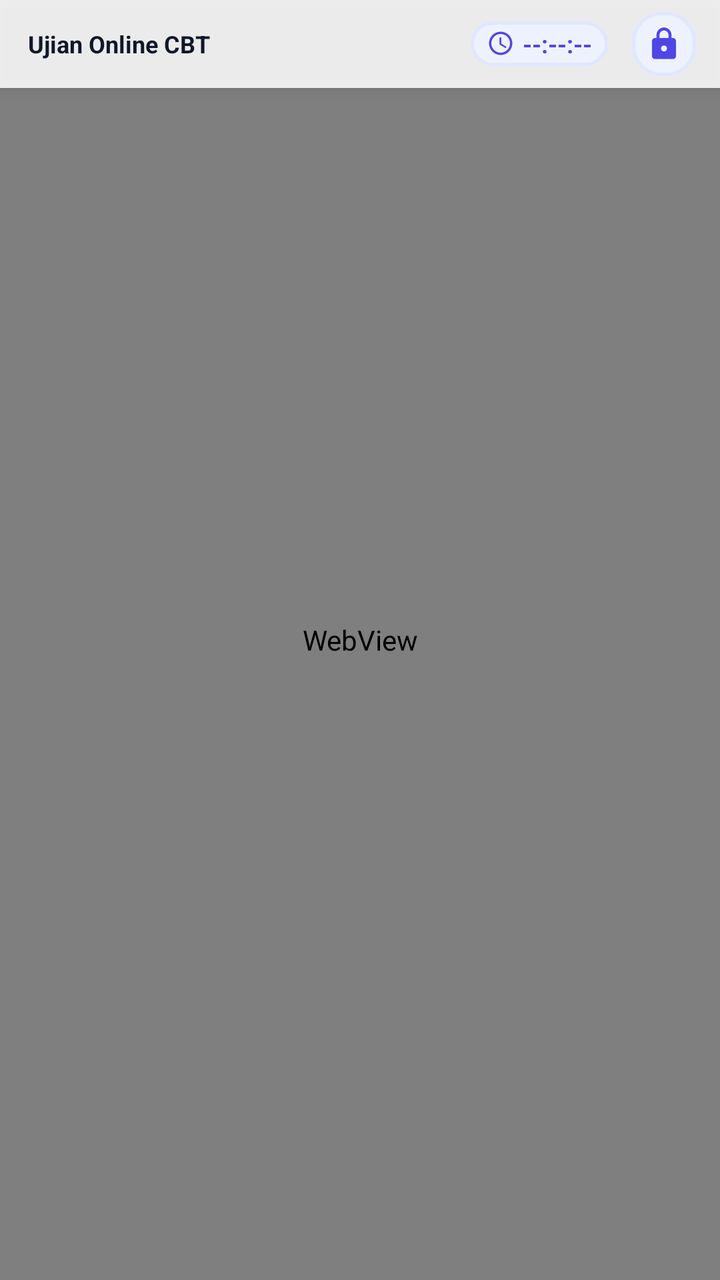
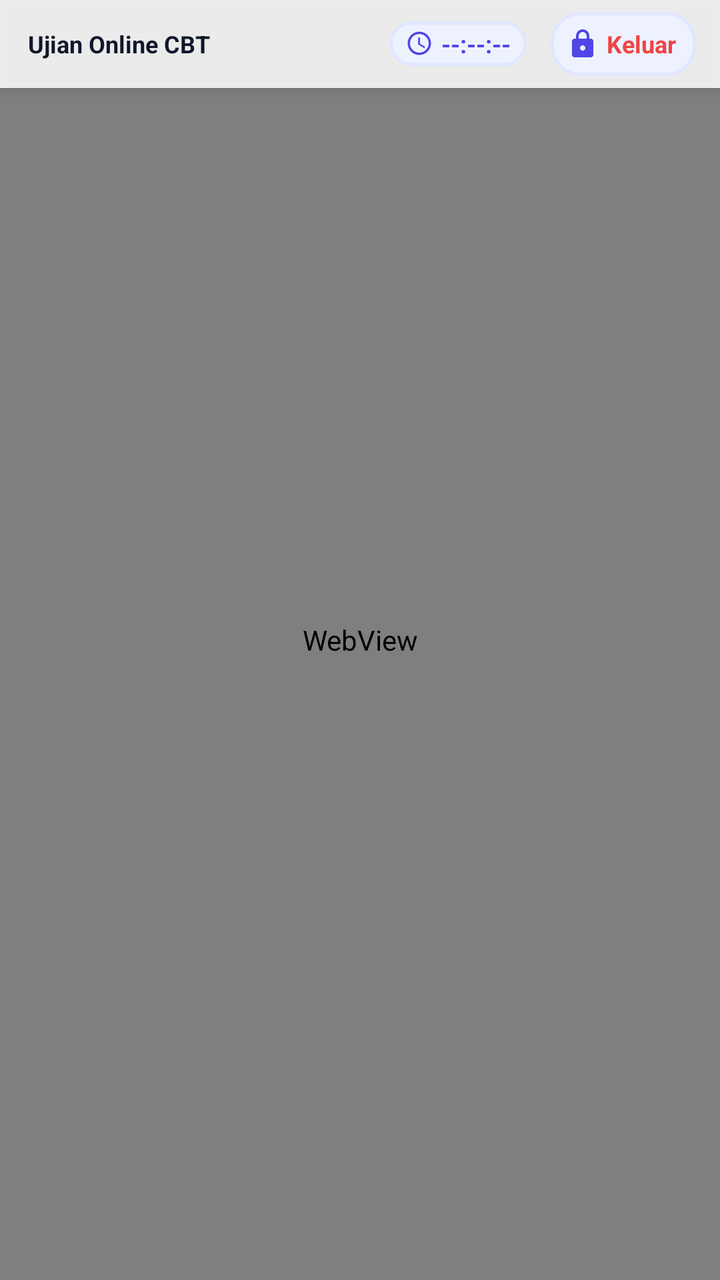

Compare the two renders of this Android layout. The source of the first and the diff that turns it into the second are given below.
<!-- AndroidManifest.xml: activity theme Theme.Examy.ExamFullscreen -->
<!-- res/layout/activity_exam.xml -->
<?xml version="1.0" encoding="utf-8"?>
<FrameLayout xmlns:android="http://schemas.android.com/apk/res/android"
    xmlns:tools="http://schemas.android.com/tools"
    android:id="@+id/rootExamLayout"
    android:layout_width="match_parent"
    android:layout_height="match_parent"
    android:background="@color/surface">

    
    <WebView
        android:id="@+id/examWebView"
        android:layout_width="match_parent"
        android:layout_height="match_parent" />

    
    <ProgressBar
        android:id="@+id/loadingProgressBar"
        style="?android:attr/progressBarStyleHorizontal"
        android:layout_width="match_parent"
        android:layout_height="4dp"
        android:layout_gravity="top"
        android:indeterminate="false"
        android:max="100"
        android:progressDrawable="@drawable/bg_primary_button"
        android:visibility="gone"
        tools:progress="60"
        tools:visibility="visible" />

    
    <LinearLayout
        android:id="@+id/layoutExamHeaderBar"
        android:layout_width="match_parent"
        android:layout_height="wrap_content"
        android:layout_gravity="top"
        android:background="#DDFFFFFF"
        android:elevation="4dp"
        android:gravity="center_vertical"
        android:orientation="horizontal"
        android:paddingStart="14dp"
        android:paddingTop="6dp"
        android:paddingEnd="12dp"
        android:paddingBottom="6dp">

        <TextView
            android:id="@+id/tvExamSubjectTitle"
            android:layout_width="0dp"
            android:layout_height="wrap_content"
            android:layout_weight="1"
            android:ellipsize="end"
            android:maxLines="1"
            android:text="Ujian Online CBT"
            android:textColor="@color/text_primary"
            android:textSize="12sp"
            android:textStyle="bold" />

        
        <LinearLayout
            android:id="@+id/layoutCountdown"
            android:layout_width="wrap_content"
            android:layout_height="wrap_content"
            android:layout_marginEnd="12dp"
            android:background="@drawable/bg_secondary_button"
            android:gravity="center_vertical"
            android:orientation="horizontal"
            android:paddingStart="8dp"
            android:paddingTop="3dp"
            android:paddingEnd="8dp"
            android:paddingBottom="3dp">

            <ImageView
                android:layout_width="14dp"
                android:layout_height="14dp"
                android:layout_marginEnd="4dp"
                android:contentDescription="Timer"
                android:src="@drawable/ic_time" />

            <TextView
                android:id="@+id/tvExamCountdownTimer"
                android:layout_width="wrap_content"
                android:layout_height="wrap_content"
                android:text="--:--:--"
                android:textColor="@color/primary"
                android:textSize="12sp"
                android:textStyle="bold" />
        </LinearLayout>

        
        <FrameLayout
            android:id="@+id/btnProctorUnlock"
            android:layout_width="32dp"
            android:layout_height="32dp"
            android:background="@drawable/bg_secondary_button"
            android:clickable="true"
            android:focusable="true">

            <ImageView
                android:layout_width="18dp"
                android:layout_height="18dp"
                android:layout_gravity="center"
                android:contentDescription="@string/dialog_exit_title"
                android:src="@drawable/ic_lock" />
        </FrameLayout>
    </LinearLayout>

    
    <LinearLayout
        android:id="@+id/bannerOffline"
        android:layout_width="match_parent"
        android:layout_height="wrap_content"
        android:layout_gravity="top"
        android:layout_marginStart="16dp"
        android:layout_marginTop="56dp"
        android:layout_marginEnd="16dp"
        android:background="@drawable/bg_card"
        android:elevation="8dp"
        android:gravity="center_vertical"
        android:orientation="horizontal"
        android:padding="14dp"
        android:visibility="gone"
        tools:visibility="visible">

        <ImageView
            android:layout_width="24dp"
            android:layout_height="24dp"
            android:contentDescription="Offline"
            android:src="@drawable/ic_warning" />

        <LinearLayout
            android:layout_width="0dp"
            android:layout_height="wrap_content"
            android:layout_marginStart="12dp"
            android:layout_weight="1"
            android:orientation="vertical">

            <TextView
                android:layout_width="wrap_content"
                android:layout_height="wrap_content"
                android:text="@string/alert_offline_title"
                android:textColor="@color/danger"
                android:textSize="13sp"
                android:textStyle="bold" />

            <TextView
                android:layout_width="wrap_content"
                android:layout_height="wrap_content"
                android:text="@string/alert_offline_desc"
                android:textColor="@color/text_secondary"
                android:textSize="11sp" />
        </LinearLayout>

        <ImageButton
            android:id="@+id/btnRetryOffline"
            android:layout_width="36dp"
            android:layout_height="36dp"
            android:background="@drawable/bg_secondary_button"
            android:contentDescription="@string/btn_retry_connection"
            android:padding="6dp"
            android:src="@drawable/ic_refresh" />
    </LinearLayout>

    
    <LinearLayout
        android:id="@+id/overlayGracePeriod"
        android:layout_width="match_parent"
        android:layout_height="match_parent"
        android:background="@color/overlay_dim"
        android:clickable="true"
        android:elevation="20dp"
        android:focusable="true"
        android:gravity="center"
        android:orientation="vertical"
        android:padding="32dp"
        android:visibility="gone">

        <LinearLayout
            android:layout_width="match_parent"
            android:layout_height="wrap_content"
            android:background="@drawable/bg_card"
            android:gravity="center"
            android:orientation="vertical"
            android:padding="24dp">

            <ImageView
                android:layout_width="56dp"
                android:layout_height="56dp"
                android:layout_marginBottom="16dp"
                android:contentDescription="Warning"
                android:src="@drawable/ic_warning" />

            <TextView
                android:layout_width="wrap_content"
                android:layout_height="wrap_content"
                android:layout_marginBottom="8dp"
                android:text="@string/alert_grace_title"
                android:textColor="@color/danger"
                android:textSize="20sp"
                android:textStyle="bold" />

            <TextView
                android:id="@+id/tvGraceCountdown"
                android:layout_width="wrap_content"
                android:layout_height="wrap_content"
                android:layout_marginBottom="16dp"
                android:text="Kembali ke ujian dalam 5 detik!"
                android:textAlignment="center"
                android:textColor="@color/text_primary"
                android:textSize="14sp" />

            <Button
                android:id="@+id/btnResumeExam"
                android:layout_width="match_parent"
                android:layout_height="48dp"
                android:background="@drawable/bg_primary_button"
                android:text="Lanjutkan Ujian Sekarang"
                android:textAllCaps="false"
                android:textColor="@color/text_on_primary"
                android:textStyle="bold" />
        </LinearLayout>
    </LinearLayout>

    
    <LinearLayout
        android:id="@+id/overlayViolationLocked"
        android:layout_width="match_parent"
        android:layout_height="match_parent"
        android:background="#F0EF4444"
        android:clickable="true"
        android:elevation="30dp"
        android:focusable="true"
        android:gravity="center"
        android:orientation="vertical"
        android:padding="28dp"
        android:visibility="gone"
        tools:visibility="gone">

        <LinearLayout
            android:layout_width="match_parent"
            android:layout_height="wrap_content"
            android:background="@drawable/bg_card"
            android:gravity="center_horizontal"
            android:orientation="vertical"
            android:padding="24dp">

            <ImageView
                android:layout_width="64dp"
                android:layout_height="64dp"
                android:layout_marginBottom="14dp"
                android:contentDescription="Alarm Active"
                android:src="@drawable/ic_alarm" />

            <TextView
                android:layout_width="wrap_content"
                android:layout_height="wrap_content"
                android:layout_marginBottom="6dp"
                android:text="@string/alert_violation_title"
                android:textColor="@color/danger"
                android:textSize="20sp"
                android:textStyle="bold" />

            <TextView
                android:layout_width="wrap_content"
                android:layout_height="wrap_content"
                android:layout_marginBottom="16dp"
                android:text="HP terkunci dan sirene alarm berbunyi karena pelanggaran keamanan! Panggil Pengawas Ruangan untuk membuka kunci."
                android:textAlignment="center"
                android:textColor="@color/text_secondary"
                android:textSize="13sp" />

            <TextView
                android:layout_width="wrap_content"
                android:layout_height="wrap_content"
                android:layout_marginBottom="4dp"
                android:text="PIN Pengawas Ruangan:"
                android:textColor="@color/text_primary"
                android:textSize="13sp"
                android:textStyle="bold" />

            <EditText
                android:id="@+id/etProctorViolationPin"
                android:layout_width="match_parent"
                android:layout_height="50dp"
                android:layout_marginBottom="8dp"
                android:background="@drawable/bg_input_field"
                android:gravity="center"
                android:hint="••••"
                android:importantForAutofill="no"
                android:inputType="numberPassword"
                android:letterSpacing="0.2"
                android:maxLength="8"
                android:paddingStart="14dp"
                android:paddingEnd="14dp"
                android:textColor="@color/text_primary"
                android:textSize="20sp" />

            <TextView
                android:id="@+id/tvViolationPinError"
                android:layout_width="wrap_content"
                android:layout_height="wrap_content"
                android:layout_marginBottom="14dp"
                android:text="PIN Pengawas Salah! Sirene tetap menyala."
                android:textColor="@color/danger"
                android:textSize="12sp"
                android:visibility="gone" />

            <Button
                android:id="@+id/btnUnlockViolation"
                android:layout_width="match_parent"
                android:layout_height="48dp"
                android:background="@drawable/bg_primary_button"
                android:text="@string/btn_stop_alarm"
                android:textAllCaps="false"
                android:textColor="@color/text_on_primary"
                android:textSize="14sp"
                android:textStyle="bold" />
        </LinearLayout>
    </LinearLayout>

    
    <LinearLayout
        android:id="@+id/overlayVolumeBlocked"
        android:layout_width="match_parent"
        android:layout_height="match_parent"
        android:background="@color/overlay_dim"
        android:clickable="true"
        android:elevation="25dp"
        android:focusable="true"
        android:gravity="center"
        android:orientation="vertical"
        android:padding="28dp"
        android:visibility="gone">

        <LinearLayout
            android:layout_width="match_parent"
            android:layout_height="wrap_content"
            android:background="@drawable/bg_card"
            android:gravity="center"
            android:orientation="vertical"
            android:padding="24dp">

            <ImageView
                android:layout_width="54dp"
                android:layout_height="54dp"
                android:layout_marginBottom="12dp"
                android:contentDescription="Volume Low"
                android:src="@drawable/ic_volume" />

            <TextView
                android:layout_width="wrap_content"
                android:layout_height="wrap_content"
                android:layout_marginBottom="6dp"
                android:text="Volume HP Di Bawah 80%!"
                android:textColor="@color/danger"
                android:textSize="18sp"
                android:textStyle="bold" />

            <TextView
                android:id="@+id/tvExamVolumeMessage"
                android:layout_width="wrap_content"
                android:layout_height="wrap_content"
                android:layout_marginBottom="16dp"
                android:text="Volume saat ini kurang dari 80%. Aplikasi Examy mewajibkan volume minimal 80% agar alarm keamanan selalu aktif!"
                android:textAlignment="center"
                android:textColor="@color/text_secondary"
                android:textSize="13sp" />

            <Button
                android:id="@+id/btnExamRaiseVolume"
                android:layout_width="match_parent"
                android:layout_height="48dp"
                android:background="@drawable/bg_primary_button"
                android:text="Naikkan Volume &gt;= 80%"
                android:textAllCaps="false"
                android:textColor="@color/text_on_primary"
                android:textSize="14sp"
                android:textStyle="bold" />
        </LinearLayout>
    </LinearLayout>

</FrameLayout>
<!-- resources referenced by this layout -->
<resources>
  <color name="danger">#EF4444</color>
  <color name="overlay_dim">#CC000000</color>
  <color name="primary">#4F46E5</color>
  <color name="surface">#FFFFFF</color>
  <color name="text_on_primary">#FFFFFF</color>
  <color name="text_primary">#0F172A</color>
  <color name="text_secondary">#475569</color>
  <!-- drawable bg_card (drawable) -->
  <?xml version="1.0" encoding="utf-8"?>
  <shape xmlns:android="http://schemas.android.com/apk/res/android"
      android:shape="rectangle">
      <solid android:color="@color/surface" />
      <stroke android:width="1dp" android:color="@color/border" />
      <corners android:radius="16dp" />
  </shape>
  <!-- drawable bg_input_field (drawable) -->
  <?xml version="1.0" encoding="utf-8"?>
  <shape xmlns:android="http://schemas.android.com/apk/res/android"
      android:shape="rectangle">
      <solid android:color="@color/surface_variant" />
      <stroke android:width="1dp" android:color="@color/border" />
      <corners android:radius="12dp" />
  </shape>
  <!-- drawable bg_primary_button (drawable) -->
  <?xml version="1.0" encoding="utf-8"?>
  <ripple xmlns:android="http://schemas.android.com/apk/res/android"
      android:color="#33FFFFFF">
      <item>
          <shape android:shape="rectangle">
              <solid android:color="@color/primary" />
              <corners android:radius="14dp" />
          </shape>
      </item>
  </ripple>
  <!-- drawable bg_secondary_button (drawable) -->
  <?xml version="1.0" encoding="utf-8"?>
  <ripple xmlns:android="http://schemas.android.com/apk/res/android"
      android:color="#1A4F46E5">
      <item>
          <shape android:shape="rectangle">
              <solid android:color="@color/primary_light" />
              <stroke android:width="1.5dp" android:color="@color/primary_container" />
              <corners android:radius="14dp" />
          </shape>
      </item>
  </ripple>
  <!-- drawable ic_refresh (drawable) -->
  <vector xmlns:android="http://schemas.android.com/apk/res/android"
      android:width="24dp"
      android:height="24dp"
      android:viewportWidth="24"
      android:viewportHeight="24">
      <path
          android:fillColor="@color/primary"
          android:pathData="M17.65,6.35C16.2,4.9 14.21,4 12,4c-4.42,0 -7.99,3.58 -7.99,8s3.57,8 7.99,8c3.73,0 6.84,-2.55 7.73,-6h-2.08c-0.82,2.33 -3.04,4 -5.65,4 -3.31,0 -6,-2.69 -6,-6s2.69,-6 6,-6c1.66,0 3.14,0.69 4.22,1.78L13,11h7V4l-2.35,2.35z" />
  </vector>
  <!-- drawable ic_warning (drawable) -->
  <vector xmlns:android="http://schemas.android.com/apk/res/android"
      android:width="24dp"
      android:height="24dp"
      android:viewportWidth="24"
      android:viewportHeight="24">
      <path
          android:fillColor="@color/danger"
          android:pathData="M1,21h22L12,2 1,21zM13,18h-2v-2h2v2zM13,14h-2v-4h2v4z" />
  </vector>
  <string name="alert_grace_title">Peringatan Keamanan!</string>
  <string name="alert_offline_desc">Jawaban Anda aman. Sedang mencoba menghubungkan kembali ke server ujian...</string>
  <string name="alert_offline_title">Koneksi Terputus</string>
  <string name="alert_violation_title">PELANGGARAN TERDETEKSI!</string>
  <string name="btn_retry_connection">Coba Lagi</string>
  <string name="btn_stop_alarm">Buka Kunci &amp; Matikan Alarm</string>
  <string name="dialog_exit_title">Konfirmasi Keluar Ujian</string>
  <style name="Theme.Examy.ExamFullscreen" parent="Theme.Material3.DayNight.NoActionBar">
          <item name="colorPrimary">@color/primary</item>
          <item name="android:windowFullscreen">true</item>
          <item name="android:windowContentOverlay">@null</item>
          <item name="android:windowBackground">@color/surface</item>
          <item name="android:statusBarColor">@android:color/transparent</item>
          <item name="android:navigationBarColor">@android:color/transparent</item>
      </style>
  <color name="border">#E2E8F0</color>
  <color name="surface_variant">#F1F5F9</color>
  <color name="primary_light">#EEF2FF</color>
  <color name="primary_container">#E0E7FF</color>
  <!-- unchanged entries left out for length: 4 -->
</resources>

<!-- the commit's change to res/layout/activity_exam.xml (unified diff, before → after) -->
@@ -85,21 +85,33 @@
         </LinearLayout>
 
         
-        <FrameLayout
+        <LinearLayout
             android:id="@+id/btnProctorUnlock"
-            android:layout_width="32dp"
+            android:layout_width="wrap_content"
             android:layout_height="32dp"
             android:background="@drawable/bg_secondary_button"
             android:clickable="true"
-            android:focusable="true">
-
-            <ImageView
-                android:layout_width="18dp"
-                android:layout_height="18dp"
-                android:layout_gravity="center"
+            android:focusable="true"
+            android:gravity="center_vertical"
+            android:orientation="horizontal"
+            android:paddingStart="8dp"
+            android:paddingEnd="10dp">
+
+            <ImageView
+                android:layout_width="16dp"
+                android:layout_height="16dp"
                 android:contentDescription="@string/dialog_exit_title"
                 android:src="@drawable/ic_lock" />
-        </FrameLayout>
+
+            <TextView
+                android:layout_width="wrap_content"
+                android:layout_height="wrap_content"
+                android:layout_marginStart="4dp"
+                android:text="Keluar"
+                android:textColor="@color/danger"
+                android:textSize="12sp"
+                android:textStyle="bold" />
+        </LinearLayout>
     </LinearLayout>
 
     
@@ -148,14 +160,18 @@
                 android:textSize="11sp" />
         </LinearLayout>
 
-        <ImageButton
+        <Button
             android:id="@+id/btnRetryOffline"
-            android:layout_width="36dp"
+            android:layout_width="wrap_content"
             android:layout_height="36dp"
             android:background="@drawable/bg_secondary_button"
-            android:contentDescription="@string/btn_retry_connection"
-            android:padding="6dp"
-            android:src="@drawable/ic_refresh" />
+            android:paddingStart="12dp"
+            android:paddingEnd="12dp"
+            android:text="Coba Lagi"
+            android:textAllCaps="false"
+            android:textColor="@color/primary"
+            android:textSize="12sp"
+            android:textStyle="bold" />
     </LinearLayout>
 
     
@@ -282,7 +298,7 @@
                 android:layout_marginBottom="8dp"
                 android:background="@drawable/bg_input_field"
                 android:gravity="center"
-                android:hint="••••"
+                android:hint="â€¢â€¢â€¢â€¢"
                 android:importantForAutofill="no"
                 android:inputType="numberPassword"
                 android:letterSpacing="0.2"
<!-- resource entries referenced after the edit -->
@@ -46,16 +46,6 @@
           </shape>
       </item>
   </ripple>
-  <!-- drawable ic_refresh (drawable) -->
-  <vector xmlns:android="http://schemas.android.com/apk/res/android"
-      android:width="24dp"
-      android:height="24dp"
-      android:viewportWidth="24"
-      android:viewportHeight="24">
-      <path
-          android:fillColor="@color/primary"
-          android:pathData="M17.65,6.35C16.2,4.9 14.21,4 12,4c-4.42,0 -7.99,3.58 -7.99,8s3.57,8 7.99,8c3.73,0 6.84,-2.55 7.73,-6h-2.08c-0.82,2.33 -3.04,4 -5.65,4 -3.31,0 -6,-2.69 -6,-6s2.69,-6 6,-6c1.66,0 3.14,0.69 4.22,1.78L13,11h7V4l-2.35,2.35z" />
-  </vector>
   <!-- drawable ic_warning (drawable) -->
   <vector xmlns:android="http://schemas.android.com/apk/res/android"
       android:width="24dp"
@@ -70,7 +60,6 @@
   <string name="alert_offline_desc">Jawaban Anda aman. Sedang mencoba menghubungkan kembali ke server ujian...</string>
   <string name="alert_offline_title">Koneksi Terputus</string>
   <string name="alert_violation_title">PELANGGARAN TERDETEKSI!</string>
-  <string name="btn_retry_connection">Coba Lagi</string>
   <string name="btn_stop_alarm">Buka Kunci &amp; Matikan Alarm</string>
   <string name="dialog_exit_title">Konfirmasi Keluar Ujian</string>
   <style name="Theme.Examy.ExamFullscreen" parent="Theme.Material3.DayNight.NoActionBar">
